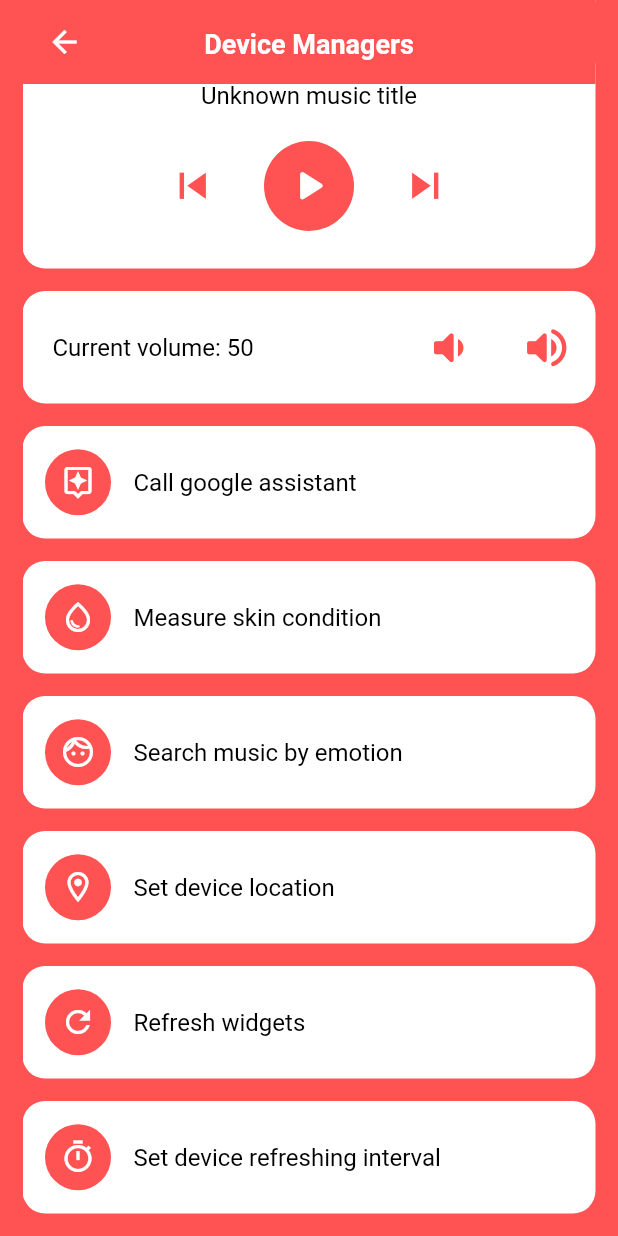
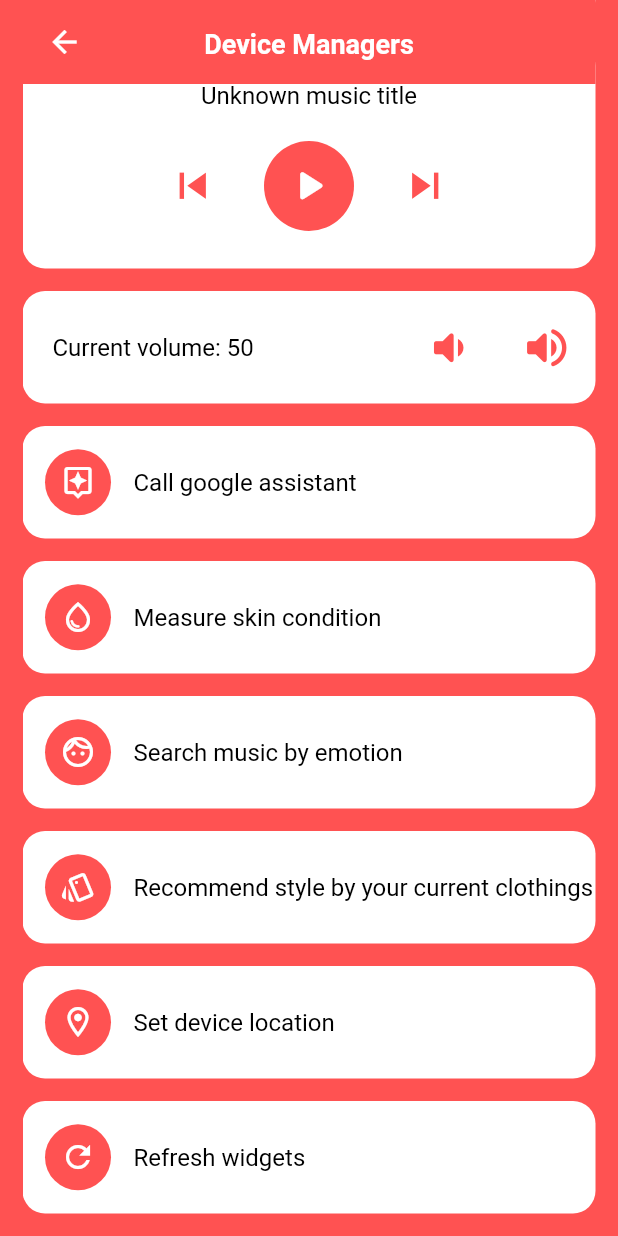
Before and after one commit to bluelove8939/Smart-Mirror-IoT-Project-Front-end-application-, a Flutter app: the DeviceManagingPage screen opened by its route, scrolled down 281 dp, on a phone screen of 412 x 824 dp. Run offline on Flutter 3.47's test engine with Material 2 defaults, Android fonts, the phone set to English and light mode, and no system bars; our stand-ins replace fl_chart, flutter_bluetooth_serial, fluttertoast, google_sign_in, location, webview_flutter; missing offline and left inert: googleapis; generated files the repository leaves out were written again.

Commit message:
Update minor bug fixes

```diff
--- a/lib/l10n/app_en.arb
+++ b/lib/l10n/app_en.arb
@@ -68,7 +68,9 @@
   "deviceManagingMenuSkin": "Measure skin condition",
   "deviceManagingMenuSkinDialog": "Attach skin to your skin sensor",
   "deviceManagingMenuEmotion": "Search music by emotion",
-  "deviceManagingMenuEmotionDialog": "Show your face to the camera attached to mirror",
+  "deviceManagingMenuEmotionDialog": "Show your face to the camera attached to the mirror",
+  "deviceManagingMenuStyleRecom": "Recommend style by your current clothings",
+  "deviceManagingMenuStyleRecomDialog": "Show you to the camera attached to the mirror",
   "deviceManagingTimeoutMsg": "Request is denied due to timeout",
   "deviceManagingSucceedMsg": "Request succeed",
   "deviceManagingFailedMsg": "Request failed",
--- a/lib/l10n/app_ko.arb
+++ b/lib/l10n/app_ko.arb
@@ -69,6 +69,8 @@
   "deviceManagingMenuSkinDialog": "피부 센서와 피부를 접촉시키세요",
   "deviceManagingMenuEmotion": "표정 분석을 통해 음악 재생하기",
   "deviceManagingMenuEmotionDialog": "스마트 미러 카메라에 얼굴을 비추세요",
+  "deviceManagingMenuStyleRecom": "스타일 추천받기",
+  "deviceManagingMenuStyleRecomDialog": "스마트 미러 카메라에 전신을 비추세요",
   "deviceManagingTimeoutMsg": "시간초과로 인해 요청을 실행할 수 없습니다",
   "deviceManagingSucceedMsg": "요청에 성공했습니다",
   "deviceManagingFailedMsg": "요청에 실패했습니다",
--- a/lib/user_interface.dart
+++ b/lib/user_interface.dart
@@ -157,7 +157,9 @@ class _HomePageState extends State<HomePage> {
                   tooltip: AppLocalizations.of(context)!.homePageRefreshTooltip,
                   onPressed: () {
                     setState(() {
-
+                      currentScheduleData = readSchedule(dateTime2String(DateTime.now()));
+                      currentSkinConditionData = skinConditionManager.extract(DateTime.now(), monthCnt: 10);
+                      currentStyleData = styleRecommendationManager.download();
                     });
                   },
                 ),
@@ -684,7 +686,7 @@ class _HomePageState extends State<HomePage> {
                                   alignment: Alignment.centerLeft,
                                   child: Column(
                                     mainAxisAlignment: MainAxisAlignment.center,
-                                    crossAxisAlignment: CrossAxisAlignment.center,
+                                    crossAxisAlignment: CrossAxisAlignment.start,
                                     children: snapshot.data['body'].length > 0 ? List<Widget>.generate(
                                       snapshot.data['body'].length, (int index) {
                                         return Padding(
@@ -1249,7 +1251,7 @@ class _SchedulePageState extends State<SchedulePage> {
                                       if (!cachedScheduleData.keys.contains(stringCurrentDateTime)) {
                                         cachedScheduleData[stringCurrentDateTime] = [edited.toList()];
                                       } else {
-                                        cachedScheduleData[stringCurrentDateTime]![index] = edited.toList();
+                                        cachedScheduleData[stringCurrentDateTime]!.add(edited.toList());
                                       }
 
                                       if (!dirtyScheduleDateTime.contains(stringCurrentDateTime)) {
@@ -2031,6 +2033,49 @@ class _DeviceManagingPageState extends State<DeviceManagingPage> {
 
                   GestureDetector(
                     onTap: () async {
+                      final tokenContent = {
+                        'type': 'style',
+                        'args': [],
+                      };
+
+                      showToastMessage(AppLocalizations.of(context)!.deviceManagingMenuStyleRecomDialog);
+                      sendToken(tokenContent);
+                    },
+
+                    child: Container(
+                      margin: const EdgeInsets.fromLTRB(0, 15, 0, 0),
+                      height: 75,
+                      alignment: Alignment.center,
+                      decoration: BoxDecoration(
+                        color: Theme.of(context).colorScheme.surface,
+                        borderRadius: dashboardCardBorderRadius,
+                      ),
+
+                      child: Row(
+                        children: [
+                          Container(
+                            margin: const EdgeInsets.only(top: 15, left: 15, right: 15, bottom: 15),
+                            child: CircleAvatar(
+                              child: Icon(
+                                  Icons.style_outlined,
+                                  color: Theme.of(context).colorScheme.tertiary
+                              ),
+                              radius: 22,
+                              backgroundColor: Theme.of(context).colorScheme.primary,
+                            ),
+                          ),
+
+                          Text(
+                            AppLocalizations.of(context)!.deviceManagingMenuStyleRecom,
+                            style: deviceIdStyle,
+                          ),
+                        ],
+                      ),
+                    ),
+                  ),
+
+                  GestureDetector(
+                    onTap: () async {
                       final currentPosition = await weatherDataDownloader.determinePosition();
                       final latitude = currentPosition.latitude.toString();
                       final longitude = currentPosition.longitude.toString();
```
Also changed, not shown: lib/data_managers.dart (+157 -63 lines).
